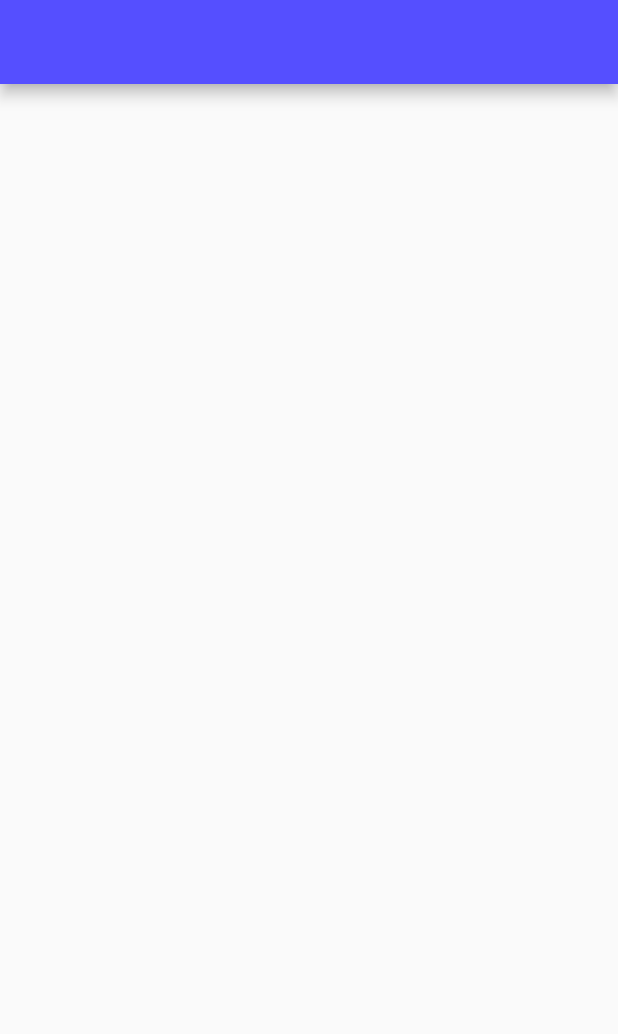
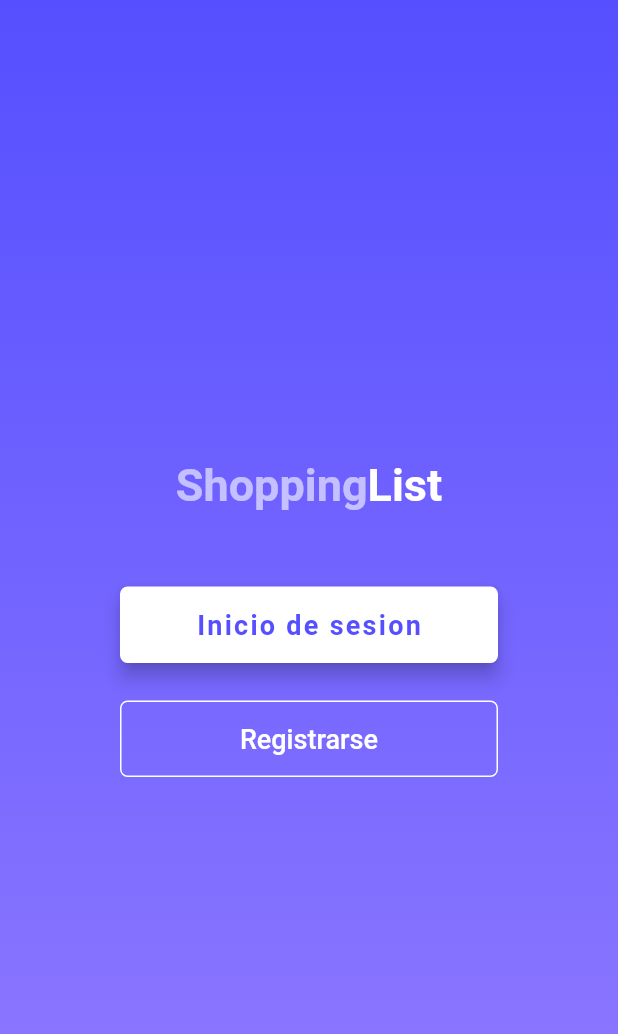
Before and after one commit to LucasGomezLG/shopping_list, a Flutter app: the screen it shows after launch, on a phone screen of 412 x 824 dp. Shown: the top 1034 px of the screen. Run offline on Flutter 3.47's test engine with Material 2 defaults, Android fonts, the phone set to English and light mode, and no system bars; our stand-ins replace google_fonts, splashscreen.

Commit message:
Welcome screen

```diff
--- /dev/null
+++ b/lib/MainScreens/LogIn/welcome.dart
@@ -0,0 +1,73 @@
+import 'package:flutter/material.dart';
+import 'package:shopping_list/Utils/TextApp.dart';
+import 'package:shopping_list/Widgets/Design/DesignWidgets.dart';
+
+class Welcome extends StatefulWidget {
+  @override
+  _WelcomeState createState() => _WelcomeState();
+}
+
+Widget _loginButton(BuildContext context) {
+  return Container(
+    padding: EdgeInsets.only(top: 50.0, bottom: 25),
+    width: double.infinity,
+    child: RaisedButton(
+        elevation: 5.0,
+        onPressed: () => print('boton iniciar sesion pulsado'),
+        padding: EdgeInsets.all(15.0),
+        shape: RoundedRectangleBorder(
+          borderRadius: BorderRadius.circular(5.0),
+        ),
+        color: Colors.white,
+        child: Text(TextApp.LOGIN,
+            style: TextStyle(
+                color: Theme.of(context).primaryColor,
+                letterSpacing: 1.5,
+                fontSize: 18.0,
+                fontWeight: FontWeight.bold))),
+  );
+}
+
+Widget _singUpButton(BuildContext context) {
+  return Container(
+    width: double.infinity,
+    child: OutlineButton(
+        borderSide: BorderSide(color: Colors.white),
+        highlightedBorderColor: Theme.of(context).primaryColorLight,
+        padding: EdgeInsets.all(15.0),
+        shape: RoundedRectangleBorder(
+          borderRadius: BorderRadius.circular(5.0),
+        ),
+        onPressed: () => print('boton registrarse pulsado'),
+        child: Text(TextApp.SINGUP,
+            style: TextStyle(fontSize: 18, color: Colors.white))),
+  );
+}
+
+class _WelcomeState extends State<Welcome> {
+  @override
+  Widget build(BuildContext context) {
+    return SafeArea(
+      child: Scaffold(
+        body: SingleChildScrollView(
+            child: Container(
+          padding: EdgeInsets.symmetric(horizontal: 80),
+          height: MediaQuery.of(context).size.height,
+          width: MediaQuery.of(context).size.width,
+          decoration: BoxDecoration(
+            gradient: DesignWidgets.linearGradientMain(context),
+          ),
+          child: Column(
+            crossAxisAlignment: CrossAxisAlignment.center,
+            mainAxisAlignment: MainAxisAlignment.center,
+            children: [
+              DesignWidgets.tittleCustom(),
+              _loginButton(context),
+              _singUpButton(context)
+            ],
+          ),
+        )),
+      ),
+    );
+  }
+}
--- a/lib/Utils/TextApp.dart
+++ b/lib/Utils/TextApp.dart
@@ -1,3 +1,5 @@
 class TextApp {
   static const String LOADING = "Cargando...";
+  static const String LOGIN = "Inicio de sesion";
+  static const String SINGUP = "Registrarse";
 }
--- /dev/null
+++ b/lib/Widgets/Design/DesignWidgets.dart
@@ -0,0 +1,30 @@
+import 'package:flutter/cupertino.dart';
+import 'package:flutter/material.dart';
+import 'package:google_fonts/google_fonts.dart';
+
+class DesignWidgets {
+  static LinearGradient linearGradientMain(BuildContext context) {
+    return LinearGradient(
+        begin: Alignment.topCenter,
+        end: Alignment.bottomCenter,
+        colors: [
+          Theme.of(context).primaryColor,
+          Theme.of(context).primaryColorLight,
+        ]);
+  }
+
+  static RichText tittleCustom() {
+    return RichText(
+      textAlign: TextAlign.center,
+      text: TextSpan(
+          text: 'Shopping',
+          style: GoogleFonts.portLligatSans(
+              fontSize: 30, fontWeight: FontWeight.w700, color: Colors.white60),
+          children: [
+            TextSpan(
+                text: "List",
+                style: TextStyle(color: Colors.white, fontSize: 30)),
+          ]),
+    );
+  }
+}
--- a/lib/main.dart
+++ b/lib/main.dart
@@ -1,6 +1,8 @@
 import 'package:flutter/material.dart';
+import 'package:shopping_list/MainScreens/LogIn/welcome.dart';
 import 'package:shopping_list/MainScreens/home.dart';
 import 'package:shopping_list/Utils/assetsImages.dart';
+import 'package:shopping_list/Widgets/Design/DesignWidgets.dart';
 import 'package:splashscreen/splashscreen.dart';
 import 'Utils/TextApp.dart';
 import 'Utils/constantsApp.dart';
@@ -36,12 +38,14 @@ class _MyHomePageState extends State<MyHomePage> {
   Widget build(BuildContext context) {
     return SplashScreen(
       seconds: ConstantsApp.TIME_SPLASH_SCREEN,
-      navigateAfterSeconds: Home(),
+      navigateAfterSeconds: Welcome(),
       image: AssetsImages.ImageLauncher(),
       backgroundColor: Colors.white,
       photoSize: 200,
       loaderColor: Theme.of(context).primaryColor,
-      loadingText: Text(TextApp.LOADING),
+      loadingText:
+          Text(TextApp.LOADING, style: Theme.of(context).textTheme.bodyText1),
+      gradientBackground: DesignWidgets.linearGradientMain(context),
     );
   }
 }
--- a/pubspec.yaml
+++ b/pubspec.yaml
@@ -21,6 +21,7 @@ environment:
   sdk: ">=2.7.0 <3.0.0"
 
 dependencies:
+  google_fonts: ^1.1.0
   splashscreen: ^1.2.0
   flutter:
     sdk: flutter
```
Also changed, not shown: pubspec.lock.
